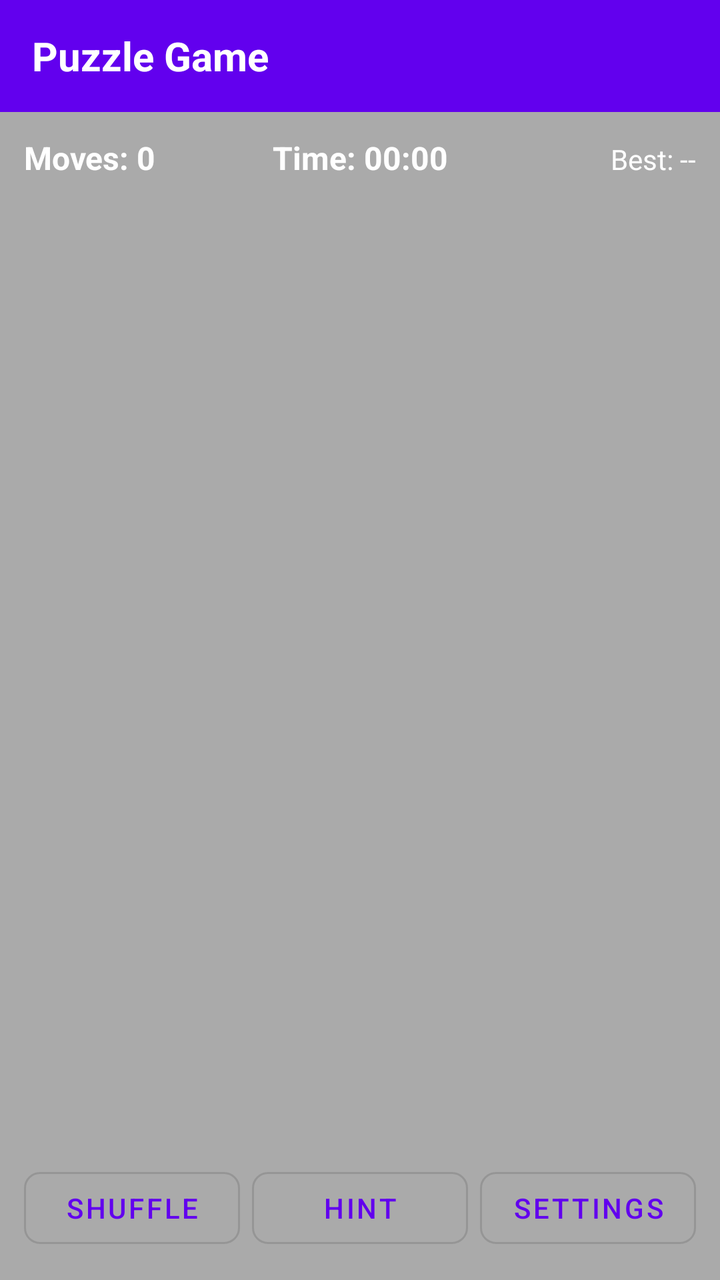
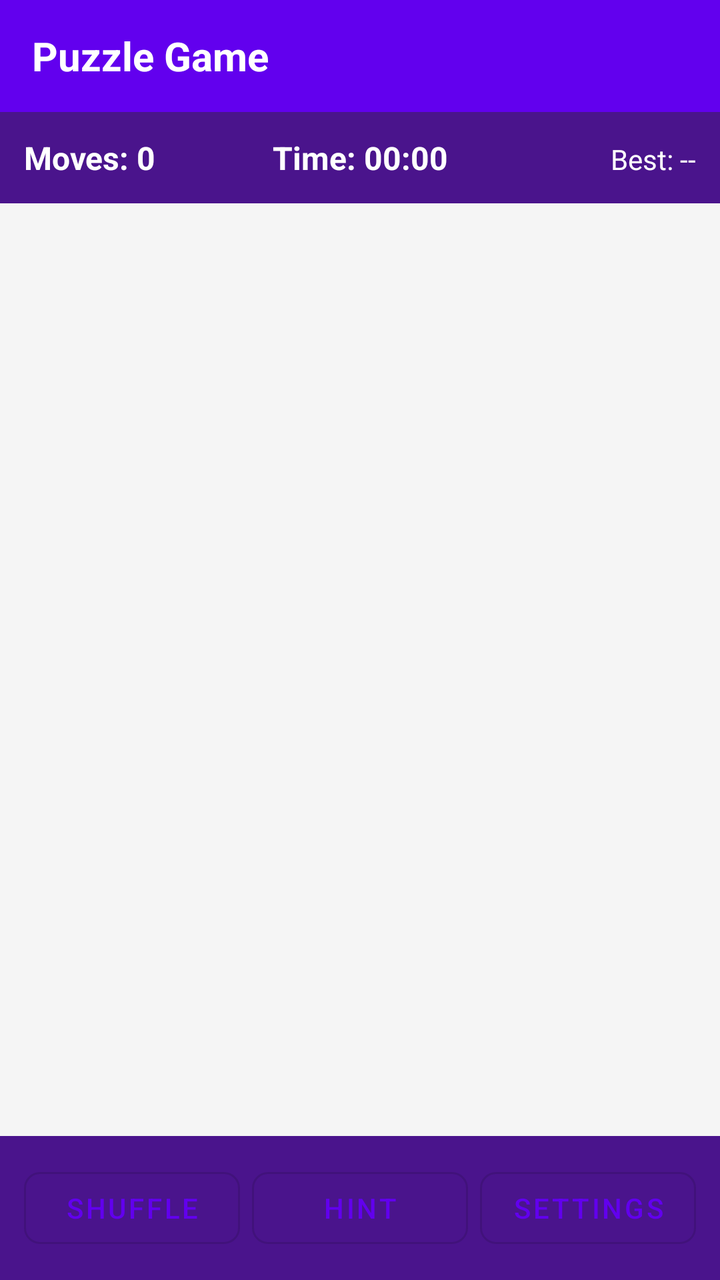

Before-and-after screenshots of an Android layout around one commit, followed by the original layout XML and the change that was made.
<!-- AndroidManifest.xml: application theme Theme.PuzzleGame -->
<!-- res/layout/activity_game.xml -->
<?xml version="1.0" encoding="utf-8"?>
<LinearLayout xmlns:android="http://schemas.android.com/apk/res/android"
    xmlns:app="http://schemas.android.com/apk/res-auto"
    android:layout_width="match_parent"
    android:layout_height="match_parent"
    android:orientation="vertical"
    android:background="@android:color/white">

    <androidx.appcompat.widget.Toolbar
        android:id="@+id/toolbar"
        android:layout_width="match_parent"
        android:layout_height="56dp"
        android:background="@color/purple_500">

        <TextView
            android:layout_width="wrap_content"
            android:layout_height="wrap_content"
            android:text="Puzzle Game"
            android:textColor="@android:color/white"
            android:textSize="20sp"
            android:textStyle="bold" />
    </androidx.appcompat.widget.Toolbar>

    
    <LinearLayout
        android:layout_width="match_parent"
        android:layout_height="wrap_content"
        android:orientation="horizontal"
        android:padding="12dp"
        android:background="@android:color/darker_gray">

        <TextView
            android:id="@+id/tvMoves"
            android:layout_width="0dp"
            android:layout_height="wrap_content"
            android:layout_weight="1"
            android:text="Moves: 0"
            android:textSize="16sp"
            android:textStyle="bold"
            android:textColor="@android:color/white" />

        <TextView
            android:id="@+id/tvTimer"
            android:layout_width="0dp"
            android:layout_height="wrap_content"
            android:layout_weight="1"
            android:text="Time: 00:00"
            android:textSize="16sp"
            android:textStyle="bold"
            android:textColor="@android:color/white"
            android:gravity="center" />

        <TextView
            android:id="@+id/tvBestScore"
            android:layout_width="0dp"
            android:layout_height="wrap_content"
            android:layout_weight="1"
            android:text="Best: --"
            android:textSize="14sp"
            android:textColor="@android:color/white"
            android:gravity="end" />
    </LinearLayout>

    
    <FrameLayout
        android:layout_width="match_parent"
        android:layout_height="0dp"
        android:layout_weight="1"
        android:padding="16dp"
        android:background="@android:color/darker_gray">

        <GridLayout
            android:id="@+id/gridLayout"
            android:layout_width="match_parent"
            android:layout_height="match_parent"
            android:layout_gravity="center" />
    </FrameLayout>

    
    <LinearLayout
        android:layout_width="match_parent"
        android:layout_height="wrap_content"
        android:orientation="horizontal"
        android:padding="12dp"
        android:background="@android:color/darker_gray"
        android:gravity="center">

        <com.google.android.material.button.MaterialButton
            android:id="@+id/btnShuffle"
            android:layout_width="0dp"
            android:layout_height="48dp"
            android:layout_weight="1"
            android:text="SHUFFLE"
            android:layout_marginEnd="6dp"
            android:textColor="@color/purple_500"
            app:cornerRadius="8dp"
            style="@style/Widget.MaterialComponents.Button.OutlinedButton" />

        <com.google.android.material.button.MaterialButton
            android:id="@+id/btnHint"
            android:layout_width="0dp"
            android:layout_height="48dp"
            android:layout_weight="1"
            android:text="HINT"
            android:layout_marginEnd="6dp"
            android:textColor="@color/purple_500"
            app:cornerRadius="8dp"
            style="@style/Widget.MaterialComponents.Button.OutlinedButton" />

        
        <com.google.android.material.button.MaterialButton
            android:id="@+id/btnSettings"
            android:layout_width="0dp"
            android:layout_height="48dp"
            android:layout_weight="1"
            android:text="SETTINGS"
            android:textColor="@color/purple_500"
            app:cornerRadius="8dp"
            style="@style/Widget.MaterialComponents.Button.OutlinedButton" />
    </LinearLayout>
</LinearLayout>
<!-- resources referenced by this layout -->
<resources>
  <color name="purple_500">#FF6200EE</color>
  <style name="Theme.PuzzleGame" parent="Theme.MaterialComponents.DayNight.NoActionBar">
          
          <item name="colorPrimary">@color/purple_500</item>
          <item name="colorPrimaryVariant">@color/purple_700</item>
          <item name="colorOnPrimary">@color/white</item>
          
          <item name="colorSecondary">@color/teal_200</item>
          <item name="colorSecondaryVariant">@color/teal_700</item>
          <item name="colorOnSecondary">@color/black</item>
          
          <item name="android:statusBarColor">@color/purple_500</item>
      </style>
  <color name="purple_700">#FF3700B3</color>
  <color name="white">#FFFFFFFF</color>
  <color name="teal_200">#FF03DAC5</color>
  <color name="teal_700">#FF018786</color>
  <color name="black">#FF000000</color>
</resources>

<!-- the commit's change to res/layout/activity_game.xml (unified diff, before → after) -->
@@ -4,7 +4,7 @@
     android:layout_width="match_parent"
     android:layout_height="match_parent"
     android:orientation="vertical"
-    android:background="@android:color/white">
+    android:background="@color/light_gray">
 
     <androidx.appcompat.widget.Toolbar
         android:id="@+id/toolbar"
@@ -21,13 +21,12 @@
             android:textStyle="bold" />
     </androidx.appcompat.widget.Toolbar>
 
-    
     <LinearLayout
         android:layout_width="match_parent"
         android:layout_height="wrap_content"
         android:orientation="horizontal"
         android:padding="12dp"
-        android:background="@android:color/darker_gray">
+        android:background="@color/dark_purple">
 
         <TextView
             android:id="@+id/tvMoves"
@@ -61,13 +60,12 @@
             android:gravity="end" />
     </LinearLayout>
 
-    
     <FrameLayout
         android:layout_width="match_parent"
         android:layout_height="0dp"
         android:layout_weight="1"
         android:padding="16dp"
-        android:background="@android:color/darker_gray">
+        android:background="@color/light_gray">
 
         <GridLayout
             android:id="@+id/gridLayout"
@@ -76,13 +74,12 @@
             android:layout_gravity="center" />
     </FrameLayout>
 
-    
     <LinearLayout
         android:layout_width="match_parent"
         android:layout_height="wrap_content"
         android:orientation="horizontal"
         android:padding="12dp"
-        android:background="@android:color/darker_gray"
+        android:background="@color/dark_purple"
         android:gravity="center">
 
         <com.google.android.material.button.MaterialButton
@@ -107,7 +104,6 @@
             app:cornerRadius="8dp"
             style="@style/Widget.MaterialComponents.Button.OutlinedButton" />
 
-        
         <com.google.android.material.button.MaterialButton
             android:id="@+id/btnSettings"
             android:layout_width="0dp"
@@ -118,4 +114,5 @@
             app:cornerRadius="8dp"
             style="@style/Widget.MaterialComponents.Button.OutlinedButton" />
     </LinearLayout>
+
 </LinearLayout>
<!-- resource entries referenced after the edit -->
@@ -1,19 +1,19 @@
 <!-- resources referenced by this layout -->
 <resources>
-  <color name="purple_500">#FF6200EE</color>
-  <style name="Theme.PuzzleGame" parent="Theme.MaterialComponents.DayNight.NoActionBar">
-          
+  <color name="dark_purple">#4A148C</color>
+  <color name="light_gray">#F5F5F5</color>
+  <color name="purple_500">#6200EE</color>
+  <style name="Theme.PuzzleGame" parent="Theme.MaterialComponents.Light.NoActionBar">
           <item name="colorPrimary">@color/purple_500</item>
           <item name="colorPrimaryVariant">@color/purple_700</item>
           <item name="colorOnPrimary">@color/white</item>
-          
           <item name="colorSecondary">@color/teal_200</item>
           <item name="colorSecondaryVariant">@color/teal_700</item>
           <item name="colorOnSecondary">@color/black</item>
-          
-          <item name="android:statusBarColor">@color/purple_500</item>
+          <item name="android:statusBarColor">@color/purple_700</item>
+          <item name="android:windowBackground">@color/light_gray</item>
       </style>
-  <color name="purple_700">#FF3700B3</color>
+  <color name="purple_700">#3700B3</color>
   <color name="white">#FFFFFFFF</color>
   <color name="teal_200">#FF03DAC5</color>
   <color name="teal_700">#FF018786</color>
